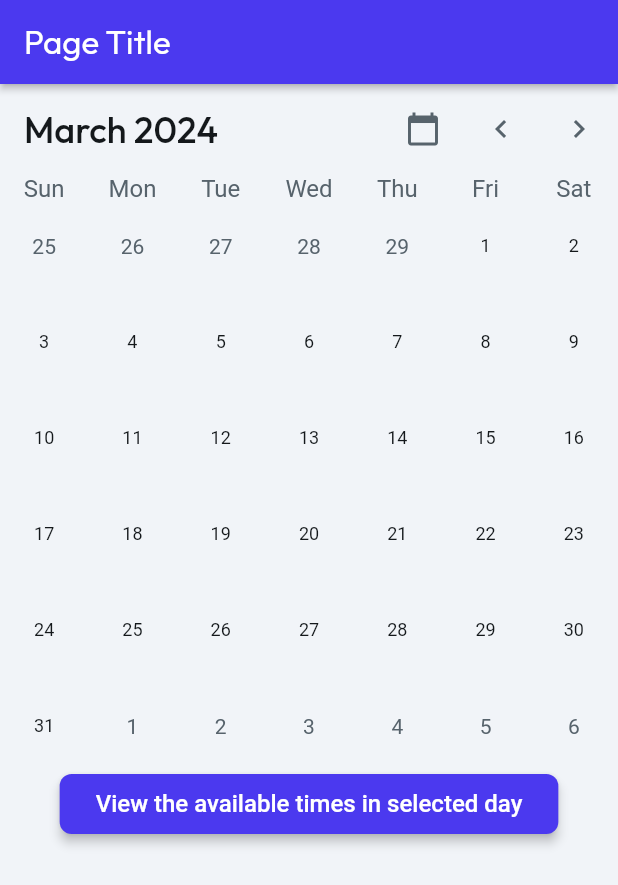
After one commit to RazanAlkhaluqy/SmileSwiftApp1, a Flutter app: the AddWidget screen opened by its route, after a tap on the "chevron left" icon, on a phone screen of 412 x 824 dp. The commit adds this screen. Shown: the top 885 px of the screen. Run offline on Flutter 3.47's test engine with Material 3 defaults, Android fonts, the phone set to English and light mode, and no system bars; drawn by our look-alikes of auto_size_text, table_calendar; our stand-ins replace cloud_firestore, firebase_core, font_awesome_flutter, from_css_color, go_router, google_fonts and 3 more; missing offline and left inert: json_path; accounts and stored records are empty; Roboto replaces fonts that are missing (Readex Pro).

Commit message:
add page

```diff
--- /dev/null
+++ b/lib/add/add_model.dart
@@ -0,0 +1,25 @@
+import '/flutter_flow/flutter_flow_calendar.dart';
+import '/flutter_flow/flutter_flow_util.dart';
+import 'add_widget.dart' show AddWidget;
+import 'package:flutter/material.dart';
+
+class AddModel extends FlutterFlowModel<AddWidget> {
+  ///  State fields for stateful widgets in this page.
+
+  final unfocusNode = FocusNode();
+  // State field(s) for Calendar widget.
+  DateTimeRange? calendarSelectedDay;
+
+  @override
+  void initState(BuildContext context) {
+    calendarSelectedDay = DateTimeRange(
+      start: DateTime.now().startOfDay,
+      end: DateTime.now().endOfDay,
+    );
+  }
+
+  @override
+  void dispose() {
+    unfocusNode.dispose();
+  }
+}
--- /dev/null
+++ b/lib/add/add_widget.dart
@@ -0,0 +1,127 @@
+import '/flutter_flow/flutter_flow_calendar.dart';
+import '/flutter_flow/flutter_flow_theme.dart';
+import '/flutter_flow/flutter_flow_util.dart';
+import '/flutter_flow/flutter_flow_widgets.dart';
+import 'package:flutter/material.dart';
+import 'add_model.dart';
+export 'add_model.dart';
+
+class AddWidget extends StatefulWidget {
+  const AddWidget({super.key});
+
+  @override
+  State<AddWidget> createState() => _AddWidgetState();
+}
+
+class _AddWidgetState extends State<AddWidget> {
+  late AddModel _model;
+
+  final scaffoldKey = GlobalKey<ScaffoldState>();
+
+  @override
+  void initState() {
+    super.initState();
+    _model = createModel(context, () => AddModel());
+  }
+
+  @override
+  void dispose() {
+    _model.dispose();
+
+    super.dispose();
+  }
+
+  @override
+  Widget build(BuildContext context) {
+    return GestureDetector(
+      onTap: () => _model.unfocusNode.canRequestFocus
+          ? FocusScope.of(context).requestFocus(_model.unfocusNode)
+          : FocusScope.of(context).unfocus(),
+      child: Scaffold(
+        key: scaffoldKey,
+        backgroundColor: FlutterFlowTheme.of(context).primaryBackground,
+        appBar: AppBar(
+          backgroundColor: FlutterFlowTheme.of(context).primary,
+          automaticallyImplyLeading: false,
+          title: Text(
+            'Page Title',
+            style: FlutterFlowTheme.of(context).headlineMedium.override(
+                  fontFamily: 'Outfit',
+                  color: Colors.white,
+                  fontSize: 22.0,
+                  letterSpacing: 0.0,
+                ),
+          ),
+          actions: const [],
+          centerTitle: false,
+          elevation: 2.0,
+        ),
+        body: SafeArea(
+          top: true,
+          child: Column(
+            mainAxisSize: MainAxisSize.max,
+            children: [
+              FlutterFlowCalendar(
+                color: FlutterFlowTheme.of(context).primary,
+                iconColor: FlutterFlowTheme.of(context).secondaryText,
+                weekFormat: false,
+                weekStartsMonday: false,
+                rowHeight: 64.0,
+                onChange: (DateTimeRange? newSelectedDate) {
+                  setState(() => _model.calendarSelectedDay = newSelectedDate);
+                },
+                titleStyle: FlutterFlowTheme.of(context).headlineSmall.override(
+                      fontFamily: 'Outfit',
+                      letterSpacing: 0.0,
+                    ),
+                dayOfWeekStyle:
+                    FlutterFlowTheme.of(context).labelLarge.override(
+                          fontFamily: 'Readex Pro',
+                          letterSpacing: 0.0,
+                        ),
+                dateStyle: FlutterFlowTheme.of(context).bodyMedium.override(
+                      fontFamily: 'Readex Pro',
+                      letterSpacing: 0.0,
+                    ),
+                selectedDateStyle:
+                    FlutterFlowTheme.of(context).titleSmall.override(
+                          fontFamily: 'Readex Pro',
+                          letterSpacing: 0.0,
+                        ),
+                inactiveDateStyle:
+                    FlutterFlowTheme.of(context).labelMedium.override(
+                          fontFamily: 'Readex Pro',
+                          letterSpacing: 0.0,
+                        ),
+              ),
+              FFButtonWidget(
+                onPressed: () {
+                  print('Button pressed ...');
+                },
+                text: 'View the available times in selected day',
+                options: FFButtonOptions(
+                  height: 40.0,
+                  padding: const EdgeInsetsDirectional.fromSTEB(24.0, 0.0, 24.0, 0.0),
+                  iconPadding:
+                      const EdgeInsetsDirectional.fromSTEB(0.0, 0.0, 0.0, 0.0),
+                  color: FlutterFlowTheme.of(context).primary,
+                  textStyle: FlutterFlowTheme.of(context).titleSmall.override(
+                        fontFamily: 'Readex Pro',
+                        color: Colors.white,
+                        letterSpacing: 0.0,
+                      ),
+                  elevation: 3.0,
+                  borderSide: const BorderSide(
+                    color: Colors.transparent,
+                    width: 1.0,
+                  ),
+                  borderRadius: BorderRadius.circular(8.0),
+                ),
+              ),
+            ],
+          ),
+        ),
+      ),
+    );
+  }
+}
--- /dev/null
+++ b/lib/flutter_flow/flutter_flow_calendar.dart
@@ -0,0 +1,325 @@
+import 'package:flutter/material.dart';
+import 'package:flutter/scheduler.dart';
+import 'package:intl/intl.dart';
+import 'package:table_calendar/table_calendar.dart';
+
+DateTime kFirstDay = DateTime(1970, 1, 1);
+DateTime kLastDay = DateTime(2100, 1, 1);
+
+extension DateTimeExtension on DateTime {
+  DateTime get startOfDay => DateTime(year, month, day);
+
+  DateTime get endOfDay => DateTime(year, month, day, 23, 59);
+}
+
+class FlutterFlowCalendar extends StatefulWidget {
+  const FlutterFlowCalendar({
+    super.key,
+    required this.color,
+    this.onChange,
+    this.initialDate,
+    this.weekFormat = false,
+    this.weekStartsMonday = false,
+    this.twoRowHeader = false,
+    this.iconColor,
+    this.dateStyle,
+    this.dayOfWeekStyle,
+    this.inactiveDateStyle,
+    this.selectedDateStyle,
+    this.titleStyle,
+    this.rowHeight,
+    this.locale,
+  });
+
+  final bool weekFormat;
+  final bool weekStartsMonday;
+  final bool twoRowHeader;
+  final Color color;
+  final void Function(DateTimeRange?)? onChange;
+  final DateTime? initialDate;
+  final Color? iconColor;
+  final TextStyle? dateStyle;
+  final TextStyle? dayOfWeekStyle;
+  final TextStyle? inactiveDateStyle;
+  final TextStyle? selectedDateStyle;
+  final TextStyle? titleStyle;
+  final double? rowHeight;
+  final String? locale;
+
+  @override
+  State<StatefulWidget> createState() => _FlutterFlowCalendarState();
+}
+
+class _FlutterFlowCalendarState extends State<FlutterFlowCalendar> {
+  late DateTime focusedDay;
+  late DateTime selectedDay;
+  late DateTimeRange selectedRange;
+
+  @override
+  void initState() {
+    super.initState();
+    focusedDay = widget.initialDate ?? DateTime.now();
+    selectedDay = widget.initialDate ?? DateTime.now();
+    selectedRange = DateTimeRange(
+      start: selectedDay.startOfDay,
+      end: selectedDay.endOfDay,
+    );
+    SchedulerBinding.instance
+        .addPostFrameCallback((_) => setSelectedDay(selectedRange.start));
+  }
+
+  CalendarFormat get calendarFormat =>
+      widget.weekFormat ? CalendarFormat.week : CalendarFormat.month;
+
+  StartingDayOfWeek get startingDayOfWeek => widget.weekStartsMonday
+      ? StartingDayOfWeek.monday
+      : StartingDayOfWeek.sunday;
+
+  Color get color => widget.color;
+
+  Color get lightColor => widget.color.withOpacity(0.85);
+
+  Color get lighterColor => widget.color.withOpacity(0.60);
+
+  void setSelectedDay(
+    DateTime? newSelectedDay, [
+    DateTime? newSelectedEnd,
+  ]) {
+    final newRange = newSelectedDay == null
+        ? null
+        : DateTimeRange(
+            start: newSelectedDay.startOfDay,
+            end: newSelectedEnd ?? newSelectedDay.endOfDay,
+          );
+    setState(() {
+      selectedDay = newSelectedDay ?? selectedDay;
+      selectedRange = newRange ?? selectedRange;
+      if (widget.onChange != null) {
+        widget.onChange!(newRange);
+      }
+    });
+  }
+
+  @override
+  Widget build(BuildContext context) => Column(
+        crossAxisAlignment: CrossAxisAlignment.center,
+        mainAxisAlignment: MainAxisAlignment.center,
+        mainAxisSize: MainAxisSize.min,
+        children: <Widget>[
+          CalendarHeader(
+            focusedDay: focusedDay,
+            onLeftChevronTap: () => setState(
+              () => focusedDay = widget.weekFormat
+                  ? _previousWeek(focusedDay)
+                  : _previousMonth(focusedDay),
+            ),
+            onRightChevronTap: () => setState(
+              () => focusedDay = widget.weekFormat
+                  ? _nextWeek(focusedDay)
+                  : _nextMonth(focusedDay),
+            ),
+            onTodayButtonTap: () => setState(() => focusedDay = DateTime.now()),
+            titleStyle: widget.titleStyle,
+            iconColor: widget.iconColor,
+            locale: widget.locale,
+            twoRowHeader: widget.twoRowHeader,
+          ),
+          TableCalendar(
+            focusedDay: focusedDay,
+            selectedDayPredicate: (date) => isSameDay(selectedDay, date),
+            firstDay: kFirstDay,
+            lastDay: kLastDay,
+            calendarFormat: calendarFormat,
+            headerVisible: false,
+            locale: widget.locale,
+            rowHeight: widget.rowHeight ?? MediaQuery.sizeOf(context).width / 7,
+            calendarStyle: CalendarStyle(
+              defaultTextStyle:
+                  widget.dateStyle ?? const TextStyle(color: Color(0xFF5A5A5A)),
+              weekendTextStyle: widget.dateStyle ??
+                  const TextStyle(color: Color(0xFF5A5A5A)),
+              holidayTextStyle: widget.dateStyle ??
+                  const TextStyle(color: Color(0xFF5C6BC0)),
+              selectedTextStyle:
+                  const TextStyle(color: Color(0xFFFAFAFA), fontSize: 16.0)
+                      .merge(widget.selectedDateStyle),
+              todayTextStyle:
+                  const TextStyle(color: Color(0xFFFAFAFA), fontSize: 16.0)
+                      .merge(widget.selectedDateStyle),
+              outsideTextStyle: const TextStyle(color: Color(0xFF9E9E9E))
+                  .merge(widget.inactiveDateStyle),
+              selectedDecoration: BoxDecoration(
+                color: color,
+                shape: BoxShape.circle,
+              ),
+              todayDecoration: BoxDecoration(
+                color: lighterColor,
+                shape: BoxShape.circle,
+              ),
+              markerDecoration: BoxDecoration(
+                color: lightColor,
+                shape: BoxShape.circle,
+              ),
+              markersMaxCount: 3,
+              canMarkersOverflow: true,
+            ),
+            availableGestures: AvailableGestures.horizontalSwipe,
+            startingDayOfWeek: startingDayOfWeek,
+            daysOfWeekStyle: DaysOfWeekStyle(
+              weekdayStyle: const TextStyle(color: Color(0xFF616161))
+                  .merge(widget.dayOfWeekStyle),
+              weekendStyle: const TextStyle(color: Color(0xFF616161))
+                  .merge(widget.dayOfWeekStyle),
+            ),
+            onPageChanged: (focused) {
+              if (focusedDay.startOfDay != focused.startOfDay) {
+                setState(() => focusedDay = focused);
+              }
+            },
+            onDaySelected: (newSelectedDay, focused) {
+              if (!isSameDay(selectedDay, newSelectedDay)) {
+                setSelectedDay(newSelectedDay);
+                if (focusedDay.startOfDay != focused.startOfDay) {
+                  setState(() => focusedDay = focused);
+                }
+              }
+            },
+          ),
+        ],
+      );
+}
+
+class CalendarHeader extends StatelessWidget {
+  const CalendarHeader({
+    super.key,
+    required this.focusedDay,
+    required this.onLeftChevronTap,
+    required this.onRightChevronTap,
+    required this.onTodayButtonTap,
+    this.iconColor,
+    this.titleStyle,
+    this.locale,
+    this.twoRowHeader = false,
+  });
+
+  final DateTime focusedDay;
+  final VoidCallback onLeftChevronTap;
+  final VoidCallback onRightChevronTap;
+  final VoidCallback onTodayButtonTap;
+  final Color? iconColor;
+  final TextStyle? titleStyle;
+  final String? locale;
+  final bool twoRowHeader;
+
+  @override
+  Widget build(BuildContext context) => Container(
+        decoration: const BoxDecoration(),
+        margin: const EdgeInsets.all(0),
+        padding: const EdgeInsets.symmetric(vertical: 8),
+        child: twoRowHeader ? _buildTwoRowHeader() : _buildOneRowHeader(),
+      );
+
+  Widget _buildTwoRowHeader() => Column(
+        children: [
+          Row(
+            mainAxisSize: MainAxisSize.max,
+            children: [
+              const SizedBox(width: 16),
+              _buildDateWidget(),
+            ],
+          ),
+          Row(
+            mainAxisSize: MainAxisSize.max,
+            mainAxisAlignment: MainAxisAlignment.end,
+            children: _buildCustomIconButtons(),
+          ),
+        ],
+      );
+
+  Widget _buildOneRowHeader() => Row(
+        mainAxisSize: MainAxisSize.max,
+        children: <Widget>[
+          const SizedBox(width: 16),
+          _buildDateWidget(),
+          ..._buildCustomIconButtons(),
+        ],
+      );
+
+  Widget _buildDateWidget() => Expanded(
+        child: Text(
+          DateFormat.yMMMM(locale).format(focusedDay),
+          style: const TextStyle(fontSize: 17).merge(titleStyle),
+        ),
+      );
+
+  List<Widget> _buildCustomIconButtons() => <Widget>[
+        CustomIconButton(
+          icon: Icon(Icons.calendar_today, color: iconColor),
+          onTap: onTodayButtonTap,
+        ),
+        CustomIconButton(
+          icon: Icon(Icons.chevron_left, color: iconColor),
+          onTap: onLeftChevronTap,
+        ),
+        CustomIconButton(
+          icon: Icon(Icons.chevron_right, color: iconColor),
+          onTap: onRightChevronTap,
+        ),
+      ];
+}
+
+class CustomIconButton extends StatelessWidget {
+  const CustomIconButton({
+    super.key,
+    required this.icon,
+    required this.onTap,
+    this.margin = const EdgeInsets.symmetric(horizontal: 4),
+    this.padding = const EdgeInsets.all(10),
+  });
+
+  final Icon icon;
+  final VoidCallback onTap;
+  final EdgeInsetsGeometry margin;
+  final EdgeInsetsGeometry padding;
+
+  @override
+  Widget build(BuildContext context) => Padding(
+        padding: margin,
+        child: InkWell(
+          onTap: onTap,
+          borderRadius: BorderRadius.circular(100),
+          child: Padding(
+            padding: padding,
+            child: Icon(
+              icon.icon,
+              color: icon.color,
+              size: icon.size,
+            ),
+          ),
+        ),
+      );
+}
+
+DateTime _previousWeek(DateTime week) {
+  return week.subtract(const Duration(days: 7));
+}
+
+DateTime _nextWeek(DateTime week) {
+  return week.add(const Duration(days: 7));
+}
+
+DateTime _previousMonth(DateTime month) {
+  if (month.month == 1) {
+    return DateTime(month.year - 1, 12);
+  } else {
+    return DateTime(month.year, month.month - 1);
+  }
+}
+
+DateTime _nextMonth(DateTime month) {
+  if (month.month == 12) {
+    return DateTime(month.year + 1, 1);
+  } else {
+    return DateTime(month.year, month.month + 1);
+  }
+}
--- a/lib/flutter_flow/nav/nav.dart
+++ b/lib/flutter_flow/nav/nav.dart
@@ -45,6 +45,11 @@ GoRouter createRouter(AppStateNotifier appStateNotifier) => GoRouter(
           name: 'HomePage',
           path: '/homePage',
           builder: (context, params) => const HomePageWidget(),
+        ),
+        FFRoute(
+          name: 'add',
+          path: '/add',
+          builder: (context, params) => const AddWidget(),
         )
       ].map((r) => r.toRoute(appStateNotifier)).toList(),
     );
--- a/lib/index.dart
+++ b/lib/index.dart
@@ -1,3 +1,4 @@
 // Export pages
 export '/my_booking/my_booking_widget.dart' show MyBookingWidget;
 export '/pages/home_page/home_page_widget.dart' show HomePageWidget;
+export '/add/add_widget.dart' show AddWidget;
--- a/pubspec.yaml
+++ b/pubspec.yaml
@@ -59,6 +59,7 @@ dependencies:
   shared_preferences_web: 2.2.1
   sqflite: 2.2.6
   stream_transform: 2.1.0
+  table_calendar: 3.0.9
   timeago: 3.2.2
   url_launcher: 6.2.5
   url_launcher_android: 6.3.0
```
